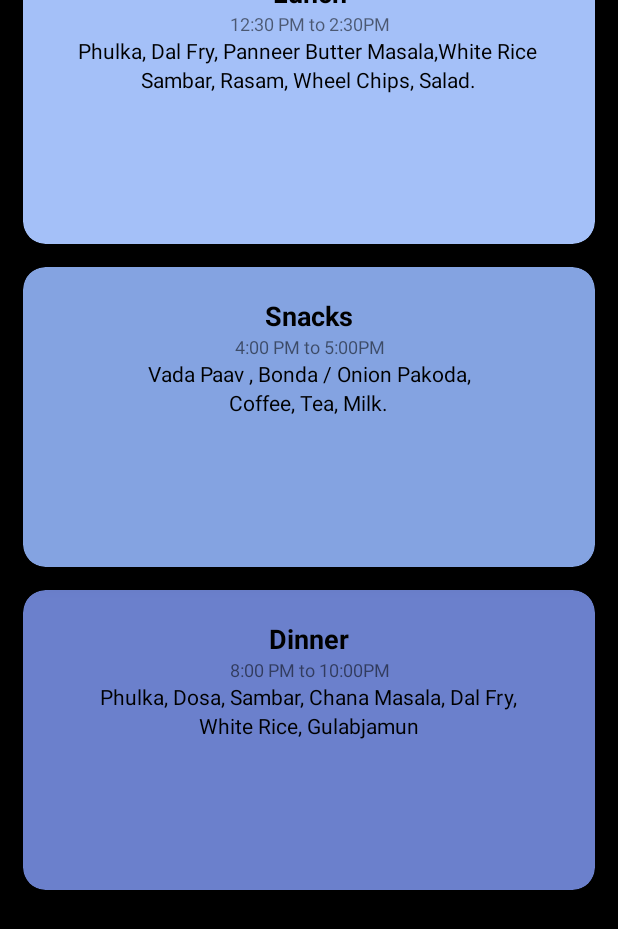
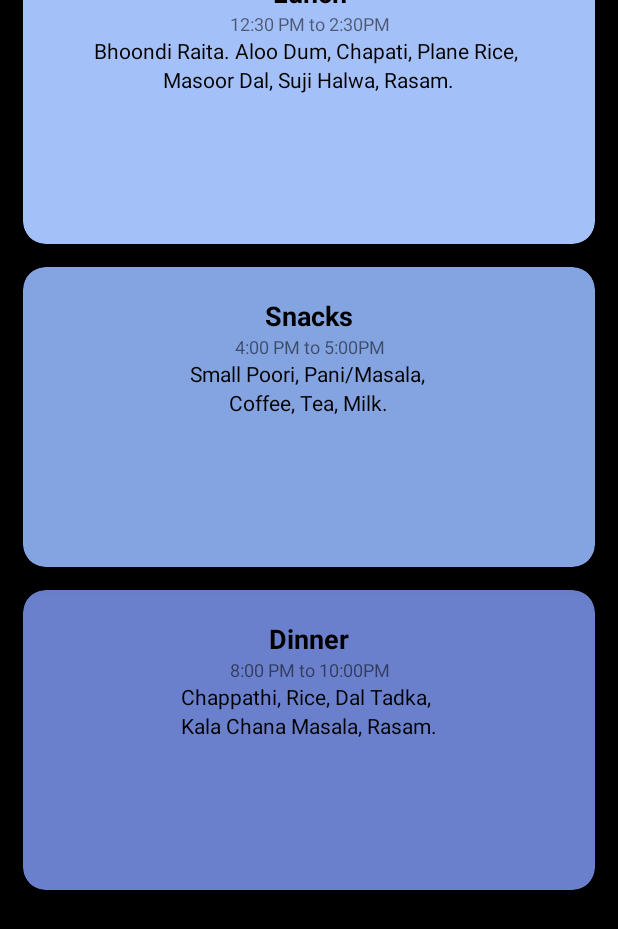
Before and after one commit to akp660/Vit-Mess, an Android app: the Tue_menu screen opened directly, with no data from a screen before it, scrolled down 542 dp, on a phone screen of 412 x 824 dp. Shown: the top 929 px of the screen. Run offline under Robolectric (Android 15) with nearby library versions, the phone set to English and light mode, and no system bars; libraries missing offline, so code that uses them is left out: pl.droidsonroids.gif; Roboto replaces fonts that are not available here.

Commit message:
Added all mess menu items

```diff
--- a/app/src/main/res/layout/activity_tue_menu.xml
+++ b/app/src/main/res/layout/activity_tue_menu.xml
@@ -80,7 +80,7 @@
                         android:layout_gravity="center"
                         android:layout_marginTop="0dp"
                         android:fontFamily="@font/andika"
-                        android:text="Idli, Vada, Sambhar, Banana, Bread, Butter, Jam, "
+                        android:text="Bread, Butter, Jam, Milk, Tea, Cofee,  "
                         android:textAlignment="center"
                         android:textColor="#000000"
                         android:textSize="14sp" />
@@ -91,7 +91,7 @@
                         android:layout_gravity="center"
                         android:layout_marginTop="0dp"
                         android:fontFamily="@font/andika"
-                        android:text="Coffee, Tea, Milk, Egg."
+                        android:text="Poha, Jalebi, Banana/Fruit Salad."
                         android:textAlignment="center"
                         android:textColor="#000000"
                         android:textSize="14sp" />
@@ -147,7 +147,7 @@
                         android:layout_gravity="center"
                         android:layout_marginTop="0dp"
                         android:fontFamily="@font/andika"
-                        android:text="Phulka, Dal Fry, Panneer Butter Masala,White Rice "
+                        android:text="Bhoondi Raita. Aloo Dum, Chapati, Plane Rice, "
                         android:textAlignment="center"
                         android:textColor="#000000"
                         android:textSize="14sp" />
@@ -158,7 +158,7 @@
                         android:layout_gravity="center"
                         android:layout_marginTop="0dp"
                         android:fontFamily="@font/andika"
-                        android:text="Sambar, Rasam, Wheel Chips, Salad."
+                        android:text="Masoor Dal, Suji Halwa, Rasam."
                         android:textAlignment="center"
                         android:textColor="#000000"
                         android:textSize="14sp" />
@@ -215,7 +215,7 @@
                         android:layout_gravity="center"
                         android:layout_marginTop="0dp"
                         android:fontFamily="@font/andika"
-                        android:text="Vada Paav , Bonda / Onion Pakoda,"
+                        android:text="Small Poori, Pani/Masala, "
                         android:textAlignment="center"
                         android:textColor="#000000"
                         android:textSize="14sp" />
@@ -282,7 +282,7 @@
                         android:layout_gravity="center"
                         android:layout_marginTop="0dp"
                         android:fontFamily="@font/andika"
-                        android:text="Phulka, Dosa, Sambar, Chana Masala, Dal Fry,"
+                        android:text="Chappathi, Rice, Dal Tadka, "
                         android:textAlignment="center"
                         android:textColor="#000000"
                         android:textSize="14sp"/>
@@ -293,7 +293,7 @@
                         android:layout_gravity="center"
                         android:layout_marginTop="0dp"
                         android:fontFamily="@font/andika"
-                        android:text="White Rice, Gulabjamun"
+                        android:text="Kala Chana Masala, Rasam."
                         android:textAlignment="center"
                         android:textColor="#000000"
                         android:textSize="14sp" />
```
Also changed, not shown: app/src/main/java/com/example/vtop_bhopal/list_view.java (+25 -1 lines), app/src/main/res/layout/activity_fri_menu.xml (+6 -6 lines), app/src/main/res/layout/activity_sat_menu.xml (+7 -7 lines), app/src/main/res/layout/activity_sun_menu.xml (+5 -5 lines), app/src/main/res/layout/activity_thu_menu.xml (+6 -6 lines), app/src/main/res/layout/activity_wed_menu.xml (+6 -6 lines).
